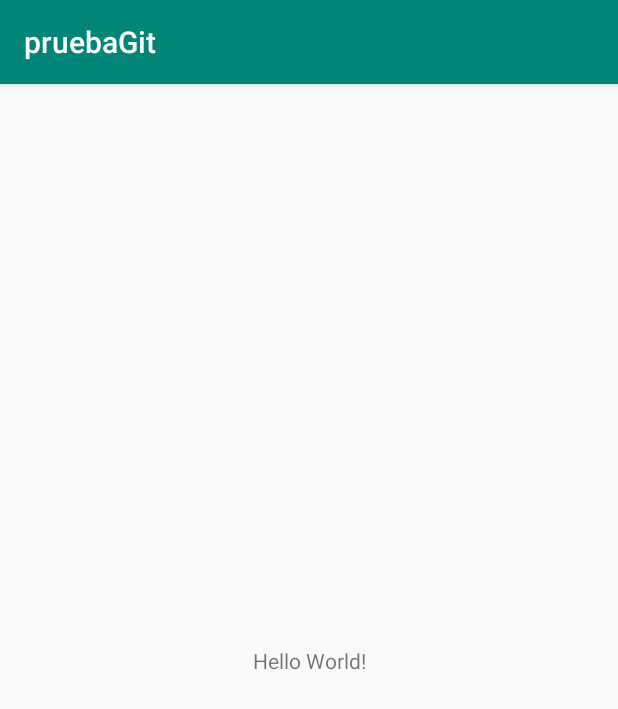
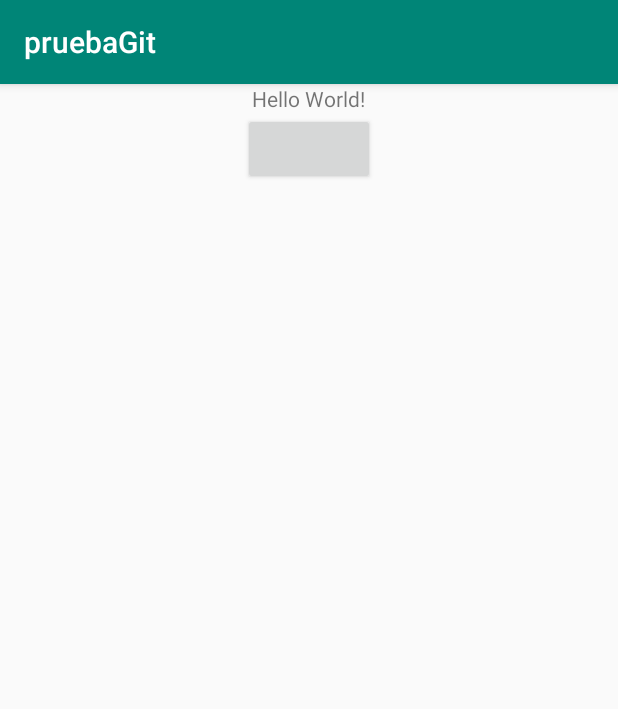
Before and after one commit to eirondiaz/pruebaGit, an Android app: the screen it shows after launch (MainActivity), on a phone screen of 412 x 824 dp. Shown: the top 709 px of the screen. Run offline under Robolectric (Android 15) with nearby library versions, the phone set to English and light mode, and no system bars.

Commit message:
LinearLayout

```diff
--- a/app/src/main/res/layout/activity_main.xml
+++ b/app/src/main/res/layout/activity_main.xml
@@ -6,13 +6,21 @@
     android:layout_height="match_parent"
     tools:context=".MainActivity">
 
-    <TextView
-        android:layout_width="wrap_content"
-        android:layout_height="wrap_content"
-        android:text="Hello World!"
-        app:layout_constraintBottom_toBottomOf="parent"
-        app:layout_constraintLeft_toLeftOf="parent"
-        app:layout_constraintRight_toRightOf="parent"
-        app:layout_constraintTop_toTopOf="parent" />
+    <LinearLayout
+        android:layout_width="match_parent"
+        android:layout_height="match_parent"
+        android:orientation="vertical"
+        android:gravity="center_horizontal">
+
+        <TextView
+            android:layout_width="wrap_content"
+            android:layout_height="wrap_content"
+            android:text="Hello World!"/>
+
+        <Button
+            android:layout_width="wrap_content"
+            android:layout_height="wrap_content"/>
+
+    </LinearLayout>
 
 </androidx.constraintlayout.widget.ConstraintLayout>
```
